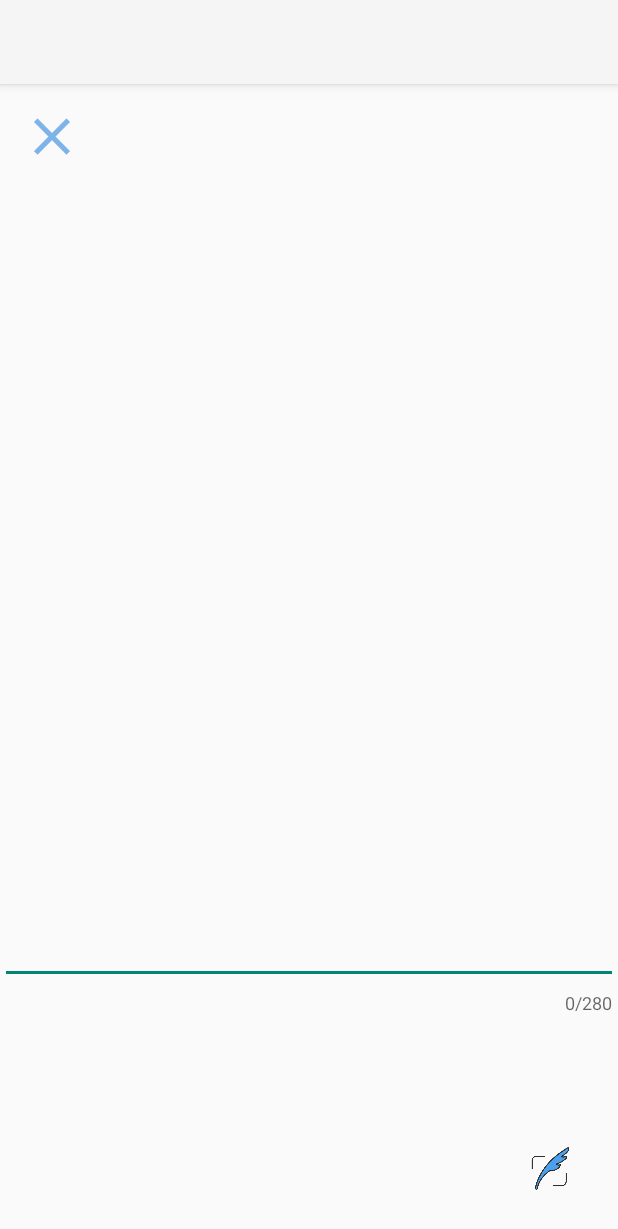
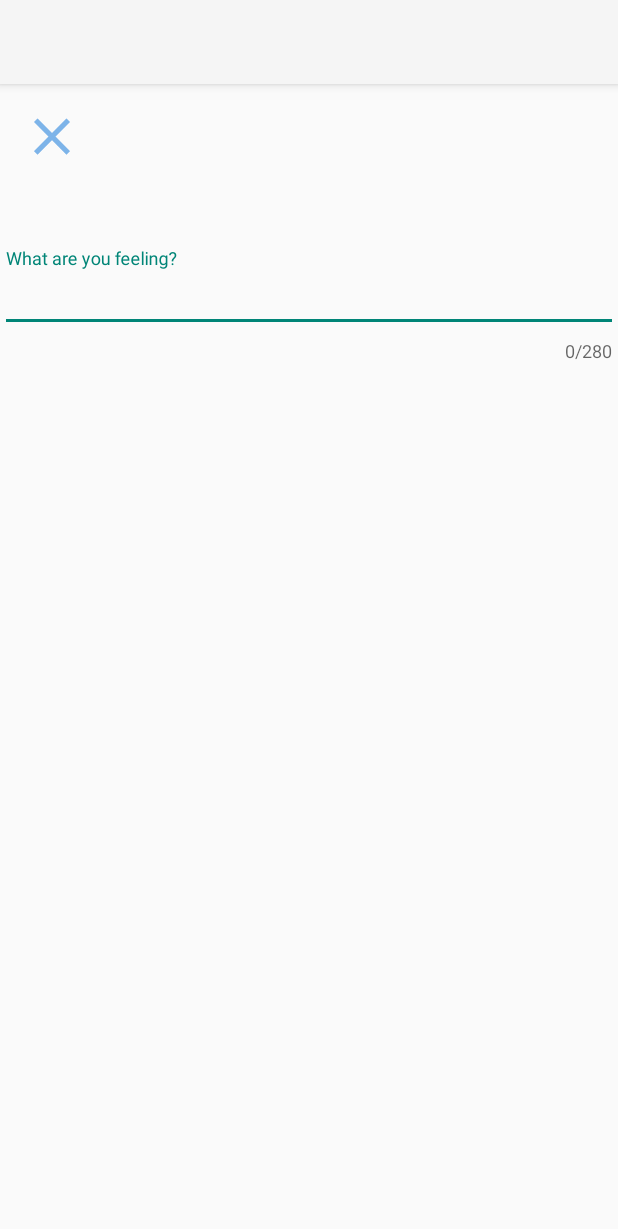
Before and after one commit to uuilmer/Twitter, an Android app: the ComposeTweetActivity screen opened directly, with no data from a screen before it, on a phone screen of 412 x 824 dp. Shown: the top 1229 px of the screen. Run offline under Robolectric (Android 15) with nearby library versions, the light colour scheme and no system bars; our stand-ins replace Room's generated code; libraries missing offline, so code that uses them is left out: com.codepath.asynchttpclient, com.facebook.stetho, org.parceler; 1 statement that could not run was skipped.

Commit message:
Added ComposeTweet: cancel + hide commit button(Invalid tweet)

```diff
--- a/app/src/main/java/com/codepath/apps/restclienttemplate/Activities/ComposeTweetActivity.java
+++ b/app/src/main/java/com/codepath/apps/restclienttemplate/Activities/ComposeTweetActivity.java
@@ -1,12 +1,12 @@
 package com.codepath.apps.restclienttemplate.Activities;
 
 import androidx.appcompat.app.AppCompatActivity;
+
 import com.codepath.apps.restclienttemplate.R;
 import com.codepath.apps.restclienttemplate.TwitterApp;
 import com.codepath.apps.restclienttemplate.TwitterClient;
 import com.codepath.apps.restclienttemplate.models.Tweet;
 import com.codepath.asynchttpclient.callback.JsonHttpResponseHandler;
-import com.google.android.material.textfield.TextInputLayout;
 
 import android.content.Intent;
 import android.os.Bundle;
@@ -29,7 +29,6 @@ public class ComposeTweetActivity extends AppCompatActivity {
     ImageView cancel_tweet;
     ImageView profile_pic;
     TextView username;
-    TextInputLayout char_limiter;
     EditText new_tweet_text;
     ImageView create_tweet;
     TwitterClient twitterClient;
@@ -45,7 +44,6 @@ public class ComposeTweetActivity extends AppCompatActivity {
         cancel_tweet = findViewById(R.id.cancel_tweet);
         profile_pic = findViewById(R.id.profile_pic_compose);
         username = findViewById(R.id.username_compose);
-        char_limiter = findViewById(R.id.char_limit);
         new_tweet_text = findViewById(R.id.new_tweet_text);
         create_tweet = findViewById(R.id.create_tweet);
 
@@ -55,9 +53,10 @@ public class ComposeTweetActivity extends AppCompatActivity {
 
             }
 
+            //Everytime the new_tweet_text is changed and there is too many chars, make the commit Tweet button Visibility GONE
             @Override
             public void onTextChanged(CharSequence charSequence, int i, int i1, int i2) {
-
+                create_tweet.setVisibility(charSequence.length() > 280 || charSequence.length() == 0 ? View.GONE : View.VISIBLE);
             }
 
             @Override
@@ -70,11 +69,16 @@ public class ComposeTweetActivity extends AppCompatActivity {
             @Override
             public void onClick(View view) {
                 String s = new_tweet_text.getText().toString();
-                if(s.length() > 0 && s.length() <= 280){
+                if(s.length() == 0){
+                    Toast.makeText(ComposeTweetActivity.this, "Enter text", Toast.LENGTH_SHORT).show();
+                    return;
+                }
+                //When commit is clicked, call tweet() on inputed String
                 twitterClient.tweet(s, new JsonHttpResponseHandler() {
                     @Override
                     public void onSuccess(int statusCode, Headers headers, JSON json) {
                         try {
+                            //On successful Tweet, go back to TimelineActivity
                             Tweet tweet = Tweet.fromJSONObject(json.jsonObject);
                             Intent i = new Intent();
                             i.putExtra("tweet", Parcels.wrap(tweet));
@@ -91,10 +95,14 @@ public class ComposeTweetActivity extends AppCompatActivity {
                     }
                 });
             }
-                else
-                    Toast.makeText(ComposeTweetActivity.this, s.length() > 0 ? "Enter text" : "Too much text", Toast.LENGTH_SHORT).show();
+        });
+
+        cancel_tweet.setOnClickListener(new View.OnClickListener() {
+            @Override
+            public void onClick(View view) {
+                setResult(RESULT_CANCELED);
+                finish();
             }
         });
-
     }
 }
--- a/app/src/main/java/com/codepath/apps/restclienttemplate/Activities/TimelineActivity.java
+++ b/app/src/main/java/com/codepath/apps/restclienttemplate/Activities/TimelineActivity.java
@@ -53,7 +53,7 @@ public class TimelineActivity extends AppCompatActivity {
             public void onSuccess(int statusCode, Headers headers, JSON json) {
                 JSONArray tw_arr = json.jsonArray;
                 //Get each JSONObject from the response and pass it to method that turns JSONObject's data to a Tweet object
-                for(int i = 0; i < tw_arr.length(); i++){
+                for (int i = 0; i < tw_arr.length(); i++) {
                     try {
                         tweets.add(Tweet.fromJSONObject(tw_arr.getJSONObject(i)));
                     } catch (JSONException e) {
@@ -81,7 +81,7 @@ public class TimelineActivity extends AppCompatActivity {
     @Override
     public boolean onOptionsItemSelected(MenuItem item) {
         //If compose was pressed, go to ComposeTweetActivity
-        if(item.getItemId() == R.id.compose){
+        if (item.getItemId() == R.id.compose) {
             Intent i = new Intent(TimelineActivity.this, ComposeTweetActivity.class);
             //NOTE: Put extra??
             startActivityForResult(i, 100);
@@ -92,7 +92,7 @@ public class TimelineActivity extends AppCompatActivity {
     @Override
     protected void onActivityResult(int requestCode, int resultCode, @Nullable Intent data) {
         //If request was successful
-        if(requestCode == 100 && resultCode == RESULT_OK){
+        if (requestCode == 100 && resultCode == RESULT_OK) {
             //Get the new Tweet and add to RecyclerView
             Tweet tweet = Parcels.unwrap(data.getParcelableExtra("tweet"));
             tweets.add(0, tweet);
--- a/app/src/main/java/com/codepath/apps/restclienttemplate/MyDatabase.java
+++ b/app/src/main/java/com/codepath/apps/restclienttemplate/MyDatabase.java
@@ -6,7 +6,7 @@ import androidx.room.RoomDatabase;
 import com.codepath.apps.restclienttemplate.models.SampleModel;
 import com.codepath.apps.restclienttemplate.models.SampleModelDao;
 
-@Database(entities={SampleModel.class}, version=1)
+@Database(entities = {SampleModel.class}, version = 1)
 public abstract class MyDatabase extends RoomDatabase {
     public abstract SampleModelDao sampleModelDao();
 
--- a/app/src/main/java/com/codepath/apps/restclienttemplate/TwitterApp.java
+++ b/app/src/main/java/com/codepath/apps/restclienttemplate/TwitterApp.java
@@ -15,7 +15,7 @@ public class TwitterApp extends Application {
     public void onCreate() {
         super.onCreate();
         // when upgrading versions, kill the original tables by using
-		// fallbackToDestructiveMigration()
+        // fallbackToDestructiveMigration()
         myDatabase = Room.databaseBuilder(this, MyDatabase.class,
                 MyDatabase.NAME).fallbackToDestructiveMigration().build();
 
--- a/app/src/main/java/com/codepath/apps/restclienttemplate/models/Tweet.java
+++ b/app/src/main/java/com/codepath/apps/restclienttemplate/models/Tweet.java
@@ -22,7 +22,7 @@ public class Tweet {
     public Tweet() {
     }
 
-    public Tweet(long id, String poster, String poster_username, String text, String image, String media_url, int likes, int retweets, boolean favorited, boolean retweeted){
+    public Tweet(long id, String poster, String poster_username, String text, String image, String media_url, int likes, int retweets, boolean favorited, boolean retweeted) {
         this.id = id;
         this.poster = poster;
         this.poster_username = poster_username;
@@ -34,11 +34,12 @@ public class Tweet {
         this.favorited = favorited;
         this.retweeted = retweeted;
     }
+
     public static Tweet fromJSONObject(JSONObject obj) throws JSONException {
         JSONObject user = obj.getJSONObject("user"); //JSONObject containing info about the User who posted the Tweet
         JSONArray arr = null;
         //If there is no picture, the API doesn't send back any field named "media", so we need to check if it is included
-        if(obj.getJSONObject("entities").has("media"))
+        if (obj.getJSONObject("entities").has("media"))
             arr = obj.getJSONObject("entities").getJSONArray("media");
         return new Tweet(obj.getLong("id"),
                 user.getString("name"),
--- a/app/src/main/res/layout/activity_compose_tweet.xml
+++ b/app/src/main/res/layout/activity_compose_tweet.xml
@@ -9,9 +9,11 @@
         android:layout_width="match_parent"
         android:layout_height="match_parent"
         android:orientation="vertical">
+
         <LinearLayout
             android:layout_width="match_parent"
-            android:layout_height="wrap_content">
+            android:layout_height="wrap_content"
+            android:layout_marginBottom="20dp">
 
             <LinearLayout
                 android:layout_width="match_parent"
@@ -56,15 +58,16 @@
             android:id="@+id/char_limit"
             android:layout_width="match_parent"
             android:layout_height="wrap_content"
-            android:layout_weight="1"
+            android:layout_marginBottom="20dp"
             app:counterEnabled="true"
             app:counterMaxLength="280">
 
             <EditText
                 android:id="@+id/new_tweet_text"
                 android:layout_width="match_parent"
-                android:layout_height="500dp"
-                android:ems="10" />
+                android:layout_height="wrap_content"
+                android:ems="10"
+                android:hint="What are you feeling?" />
 
         </com.google.android.material.textfield.TextInputLayout>
 
@@ -76,7 +79,8 @@
             android:layout_gravity="end"
             android:layout_marginRight="20dp"
             android:layout_marginBottom="20dp"
-            android:src="@drawable/new_tweet" />
+            android:src="@drawable/new_tweet"
+            android:visibility="gone" />
         </LinearLayout>
 
 </androidx.constraintlayout.widget.ConstraintLayout>
```
Also changed, not shown: app/src/main/java/com/codepath/apps/restclienttemplate/Adapters/TweetAdapter.java (+10 -11 lines), app/src/main/java/com/codepath/apps/restclienttemplate/Activities/LoginActivity.java (indentation only). Lines whose indentation alone changed are shown as unchanged.
